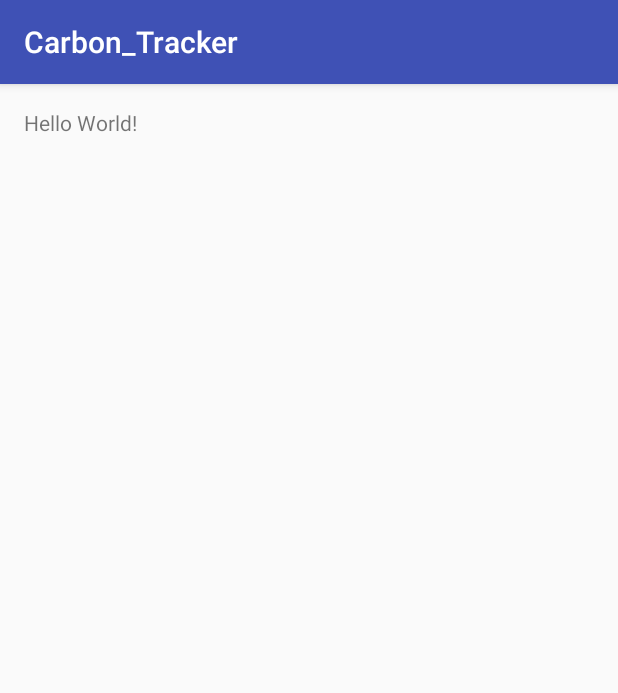
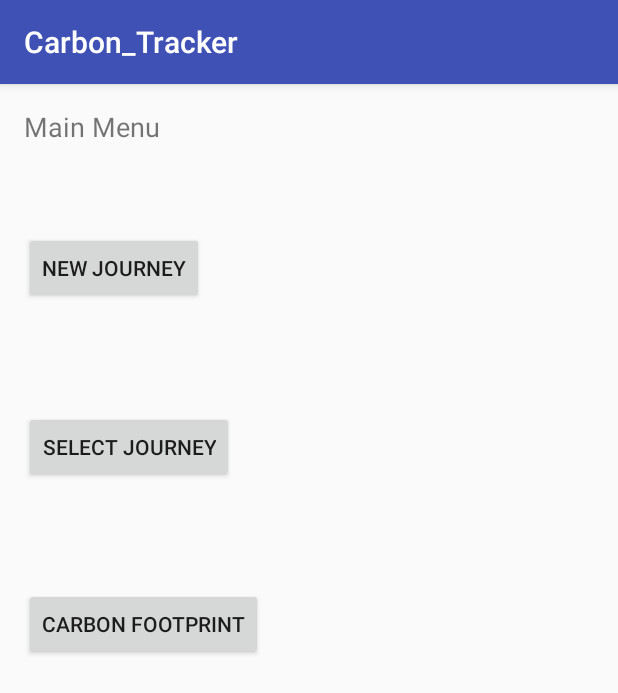
Before and after one commit to shanerbo/Carbon-Tracker, an Android app: the screen it shows after launch (MainActivity), on a phone screen of 412 x 824 dp. Shown: the top 693 px of the screen. Run offline under Robolectric (Android 15) with nearby library versions, the phone set to English and light mode, and no system bars.

Commit message:
Add OnClickListener (Does Nothing)

```diff
--- a/app/src/main/java/com/example/olive/carbon_tracker/MainMenu.java
+++ b/app/src/main/java/com/example/olive/carbon_tracker/MainMenu.java
@@ -2,6 +2,8 @@ package com.example.olive.carbon_tracker;
 
 import android.support.v7.app.AppCompatActivity;
 import android.os.Bundle;
+import android.view.View;
+import android.widget.Button;
 
 public class MainMenu extends AppCompatActivity {
 
@@ -9,5 +11,20 @@ public class MainMenu extends AppCompatActivity {
     protected void onCreate(Bundle savedInstanceState) {
         super.onCreate(savedInstanceState);
         setContentView(R.layout.activity_main_menu);
+        setButton(R.id.btnCreateJourney);
+        setButton(R.id.btnSelectJourney);
+        setButton(R.id.btnCurrentFootprint);
     }
+
+    private void setButton(int id) {
+        Button button = (Button) findViewById(id);
+        button.setOnClickListener(new View.OnClickListener() {
+            @Override
+            public void onClick(View v) {
+
+            }
+        });
+    }
+
+
 }
--- a/app/src/main/res/layout/activity_main.xml
+++ b/app/src/main/res/layout/activity_main.xml
@@ -11,7 +11,36 @@
     tools:context="com.example.olive.carbon_tracker.MainActivity">
 
     <TextView
+        android:id="@+id/txtMainMenu"
         android:layout_width="wrap_content"
         android:layout_height="wrap_content"
-        android:text="Hello World!" />
+        android:text="Main Menu"
+        android:textSize="18sp" />
+
+    <Button
+        android:id="@+id/btnCreateJourney"
+        android:layout_width="wrap_content"
+        android:layout_height="wrap_content"
+        android:layout_alignParentStart="true"
+        android:layout_below="@+id/txtMainMenu"
+        android:layout_marginTop="58dp"
+        android:text="New Journey" />
+
+    <Button
+        android:id="@+id/btnSelectJourney"
+        android:layout_width="wrap_content"
+        android:layout_height="wrap_content"
+        android:layout_alignParentStart="true"
+        android:layout_below="@+id/btnCreateJourney"
+        android:layout_marginTop="71dp"
+        android:text="Select Journey" />
+
+    <Button
+        android:id="@+id/btnCurrentFootprint"
+        android:layout_width="wrap_content"
+        android:layout_height="wrap_content"
+        android:layout_alignParentStart="true"
+        android:layout_below="@+id/btnSelectJourney"
+        android:layout_marginTop="70dp"
+        android:text="Carbon Footprint" />
 </RelativeLayout>
```
